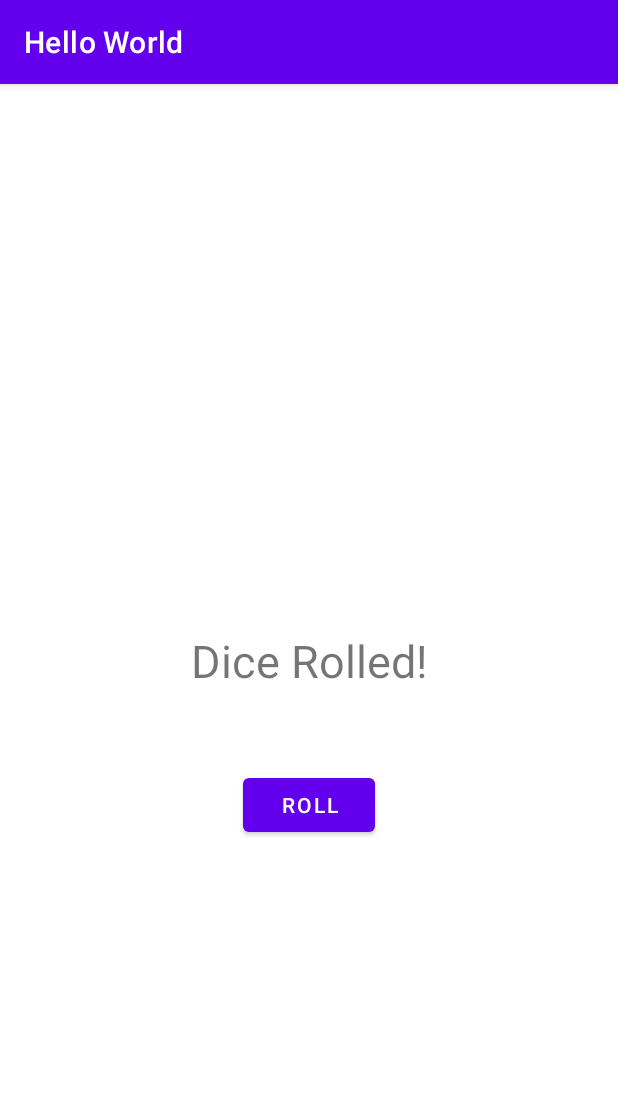
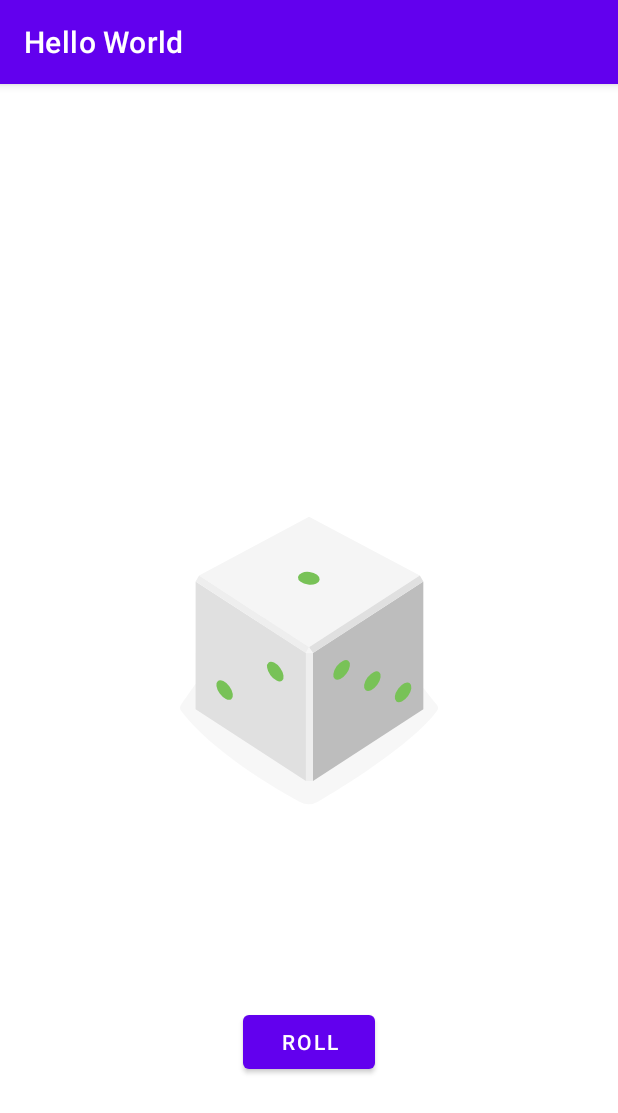
Before and after one commit to Jinesra/Android-Codelabs, an Android app: the screen it shows after launch (MainActivity), on a phone screen of 412 x 824 dp. Shown: the top 1113 px of the screen. Run offline under Robolectric (Android 15) with nearby library versions, the phone set to English and light mode, and no system bars.

Commit message:
Dice Roller with images

```diff
--- a/My_First_App/app/src/main/java/com/example/helloworld/MainActivity.kt
+++ b/My_First_App/app/src/main/java/com/example/helloworld/MainActivity.kt
@@ -3,6 +3,7 @@ package com.example.helloworld
 import androidx.appcompat.app.AppCompatActivity
 import android.os.Bundle
 import android.widget.Button
+import android.widget.ImageView
 import android.widget.TextView
 import android.widget.Toast
 
@@ -16,8 +17,16 @@ class MainActivity : AppCompatActivity() {
     private fun rollDice() {
         val randomInt = ( 1 .. 6 ) .random ()
 
-        val resultText :  TextView  = findViewById ( R .id.result_text)
-        resultText.text = randomInt.toString ()
+        val diceImage: ImageView = findViewById(R.id.dice_image)
+        val drawableResource = when (randomInt) {
+            1 -> R.drawable.dice_1
+            2 -> R.drawable.dice_2
+            3 -> R.drawable.dice_3
+            4 -> R.drawable.dice_4
+            5 -> R.drawable.dice_5
+            else -> R.drawable.dice_6
+        }
+        diceImage.setImageResource(drawableResource)
         /*Toast.makeText(this, "button clicked",
             Toast.LENGTH_SHORT).show()*/
     }
--- /dev/null
+++ b/My_First_App/app/src/main/res/drawable/dice_1.xml
@@ -0,0 +1,66 @@
+<!--
+  ~ Copyright 2018, The Android Open Source Project
+  ~
+  ~ Licensed under the Apache License, Version 2.0 (the "License");
+  ~ you may not use this file except in compliance with the License.
+  ~ You may obtain a copy of the License at
+  ~
+  ~     http://www.apache.org/licenses/LICENSE-2.0
+  ~
+  ~ Unless required by applicable law or agreed to in writing, software
+  ~ distributed under the License is distributed on an "AS IS" BASIS,
+  ~ WITHOUT WARRANTIES OR CONDITIONS OF ANY KIND, either express or implied.
+  ~ See the License for the specific language governing permissions and
+  ~ limitations under the License.
+  -->
+
+<vector xmlns:android="http://schemas.android.com/apk/res/android"
+    android:width="200dp"
+    android:height="250dp"
+    android:viewportWidth="800"
+    android:viewportHeight="1000">
+    <path
+        android:fillAlpha="0.5"
+        android:fillColor="#eee"
+        android:pathData="M740.8,635.42c-68.27,90.47 -249.77,201.76 -316,240.63a50.7,50.7 0,0 1,-49.93 0.81c-64.19,-35 -234.09,-133.88 -315.65,-242a14.69,14.69 0,0 1,-0.12 -17.49c77.58,-106.29 159.67,-258.89 341.06,-258.89 182,0 242.19,139.08 340.27,258.88A14.62,14.62 0,0 1,740.8 635.42Z"
+        android:strokeAlpha="0.5" />
+    <path
+        android:fillColor="#bdbdbd"
+        android:pathData="M704.9,630l-294.29,191.06l0,-340.85l294.29,-191.06l0,340.85z" />
+    <path
+        android:fillColor="#e0e0e0"
+        android:pathData="M97.59,630l294.29,191.06l0,-340.85l-294.29,-191.06l0,340.85z" />
+    <path
+        android:fillColor="#f5f5f5"
+        android:pathData="M400.14,464.73l-293.19,-191.45l293.19,-156.31l295.39,156.31l-295.39,191.45z" />
+    <path
+        android:fillColor="#eee"
+        android:pathData="M106.95,273.28l-9.36,15.87l294.29,191.06l8.26,-15.48l-293.19,-191.45z" />
+    <path
+        android:fillColor="#e0e0e0"
+        android:pathData="M695.53,273.28l9.37,15.87l-294.29,191.06l-10.47,-15.48l295.39,-191.45z" />
+    <path
+        android:fillColor="#eee"
+        android:pathData="M391.88,480.21h18.73v340.85h-18.73z" />
+    <path
+        android:fillColor="#f5f5f5"
+        android:pathData="M400.14,464.73l-8.26,15.48l18.73,0l-10.47,-15.48z" />
+    <path
+        android:fillColor="#78c257"
+        android:pathData="M397.45,297.62a16.9,28.71 97.07,1 0,4.16 -33.54a16.9,28.71 97.07,1 0,-4.16 33.54z" />
+    <path
+        android:fillColor="#78c257"
+        android:pathData="M297.17,539.02a30.12,16.11 53.82,1 0,26.01 -19.02a30.12,16.11 53.82,1 0,-26.01 19.02z" />
+    <path
+        android:fillColor="#78c257"
+        android:pathData="M161.96,588.24a30.12,16.11 53.82,1 0,26.01 -19.02a30.12,16.11 53.82,1 0,-26.01 19.02z" />
+    <path
+        android:fillColor="#78c257"
+        android:pathData="M551.15,579.45a30.12,16.11 126.18,1 0,35.56 -48.62a30.12,16.11 126.18,1 0,-35.56 48.62z" />
+    <path
+        android:fillColor="#78c257"
+        android:pathData="M469.12,549.58a30.12,16.11 126.18,1 0,35.56 -48.62a30.12,16.11 126.18,1 0,-35.56 48.62z" />
+    <path
+        android:fillColor="#78c257"
+        android:pathData="M633.17,609.29a30.12,16.11 126.18,1 0,35.56 -48.62a30.12,16.11 126.18,1 0,-35.56 48.62z" />
+</vector>
--- /dev/null
+++ b/My_First_App/app/src/main/res/drawable/dice_2.xml
@@ -0,0 +1,66 @@
+<!--
+  ~ Copyright 2018, The Android Open Source Project
+  ~
+  ~ Licensed under the Apache License, Version 2.0 (the "License");
+  ~ you may not use this file except in compliance with the License.
+  ~ You may obtain a copy of the License at
+  ~
+  ~     http://www.apache.org/licenses/LICENSE-2.0
+  ~
+  ~ Unless required by applicable law or agreed to in writing, software
+  ~ distributed under the License is distributed on an "AS IS" BASIS,
+  ~ WITHOUT WARRANTIES OR CONDITIONS OF ANY KIND, either express or implied.
+  ~ See the License for the specific language governing permissions and
+  ~ limitations under the License.
+  -->
+
+<vector xmlns:android="http://schemas.android.com/apk/res/android"
+    android:width="200dp"
+    android:height="250dp"
+    android:viewportWidth="800"
+    android:viewportHeight="1000">
+    <path
+        android:fillAlpha="0.5"
+        android:fillColor="#eee"
+        android:pathData="M740.8,635.42c-68.27,90.47 -249.77,201.76 -316,240.63a50.7,50.7 0,0 1,-49.93 0.81c-64.19,-35 -234.09,-133.88 -315.65,-242a14.69,14.69 0,0 1,-0.12 -17.49c77.58,-106.29 159.67,-258.89 341.06,-258.89 182,0 242.19,139.08 340.27,258.88A14.62,14.62 0,0 1,740.8 635.42Z"
+        android:strokeAlpha="0.5" />
+    <path
+        android:fillColor="#bdbdbd"
+        android:pathData="M704.9,630l-294.29,191.06l0,-340.85l294.29,-191.06l0,340.85z" />
+    <path
+        android:fillColor="#e0e0e0"
+        android:pathData="M97.59,630l294.29,191.06l0,-340.85l-294.29,-191.06l0,340.85z" />
+    <path
+        android:fillColor="#f5f5f5"
+        android:pathData="M400.14,464.73l-293.19,-191.45l293.19,-156.31l295.39,156.31l-295.39,191.45z" />
+    <path
+        android:fillColor="#eee"
+        android:pathData="M106.95,273.28l-9.36,15.87l294.29,191.06l8.26,-15.48l-293.19,-191.45z" />
+    <path
+        android:fillColor="#e0e0e0"
+        android:pathData="M695.53,273.28l9.37,15.87l-294.29,191.06l-10.47,-15.48l295.39,-191.45z" />
+    <path
+        android:fillColor="#eee"
+        android:pathData="M391.88,480.21h18.73v340.85h-18.73z" />
+    <path
+        android:fillColor="#f5f5f5"
+        android:pathData="M400.14,464.73l-8.26,15.48l18.73,0l-10.47,-15.48z" />
+    <path
+        android:fillColor="#78c257"
+        android:pathData="M520.85,303.25a16.9,28.71 97.07,1 0,4.16 -33.54a16.9,28.71 97.07,1 0,-4.16 33.54z" />
+    <path
+        android:fillColor="#78c257"
+        android:pathData="M273.33,291.99a16.9,28.71 97.07,1 0,4.16 -33.54a16.9,28.71 97.07,1 0,-4.16 33.54z" />
+    <path
+        android:fillColor="#78c257"
+        android:pathData="M229.56,563.64a30.12,16.11 53.82,1 0,26.01 -19.02a30.12,16.11 53.82,1 0,-26.01 19.02z" />
+    <path
+        android:fillColor="#78c257"
+        android:pathData="M311.58,533.77a30.12,16.11 53.82,1 0,26.01 -19.02a30.12,16.11 53.82,1 0,-26.01 19.02z" />
+    <path
+        android:fillColor="#78c257"
+        android:pathData="M147.54,593.49a30.12,16.11 53.82,1 0,26.01 -19.02a30.12,16.11 53.82,1 0,-26.01 19.02z" />
+    <path
+        android:fillColor="#78c257"
+        android:pathData="M551.15,579.45a30.12,16.11 126.18,1 0,35.56 -48.62a30.12,16.11 126.18,1 0,-35.56 48.62z" />
+</vector>
--- /dev/null
+++ b/My_First_App/app/src/main/res/drawable/dice_3.xml
@@ -0,0 +1,66 @@
+<!--
+  ~ Copyright 2018, The Android Open Source Project
+  ~
+  ~ Licensed under the Apache License, Version 2.0 (the "License");
+  ~ you may not use this file except in compliance with the License.
+  ~ You may obtain a copy of the License at
+  ~
+  ~     http://www.apache.org/licenses/LICENSE-2.0
+  ~
+  ~ Unless required by applicable law or agreed to in writing, software
+  ~ distributed under the License is distributed on an "AS IS" BASIS,
+  ~ WITHOUT WARRANTIES OR CONDITIONS OF ANY KIND, either express or implied.
+  ~ See the License for the specific language governing permissions and
+  ~ limitations under the License.
+  -->
+
+<vector xmlns:android="http://schemas.android.com/apk/res/android"
+    android:width="200dp"
+    android:height="250dp"
+    android:viewportWidth="800"
+    android:viewportHeight="1000">
+    <path
+        android:fillAlpha="0.5"
+        android:fillColor="#eee"
+        android:pathData="M740.8,635.42c-68.27,90.47 -249.77,201.76 -316,240.63a50.7,50.7 0,0 1,-49.93 0.81c-64.19,-35 -234.09,-133.88 -315.65,-242a14.69,14.69 0,0 1,-0.12 -17.49c77.58,-106.29 159.67,-258.89 341.06,-258.89 182,0 242.19,139.08 340.27,258.88A14.62,14.62 0,0 1,740.8 635.42Z"
+        android:strokeAlpha="0.5" />
+    <path
+        android:fillColor="#bdbdbd"
+        android:pathData="M704.9,630l-294.29,191.06l0,-340.85l294.29,-191.06l0,340.85z" />
+    <path
+        android:fillColor="#e0e0e0"
+        android:pathData="M97.59,630l294.29,191.06l0,-340.85l-294.29,-191.06l0,340.85z" />
+    <path
+        android:fillColor="#f5f5f5"
+        android:pathData="M400.14,464.73l-293.19,-191.45l293.19,-156.31l295.39,156.31l-295.39,191.45z" />
+    <path
+        android:fillColor="#eee"
+        android:pathData="M106.95,273.28l-9.36,15.87l294.29,191.06l8.26,-15.48l-293.19,-191.45z" />
+    <path
+        android:fillColor="#e0e0e0"
+        android:pathData="M695.53,273.28l9.37,15.87l-294.29,191.06l-10.47,-15.48l295.39,-191.45z" />
+    <path
+        android:fillColor="#eee"
+        android:pathData="M391.88,480.21h18.73v340.85h-18.73z" />
+    <path
+        android:fillColor="#f5f5f5"
+        android:pathData="M400.14,464.73l-8.26,15.48l18.73,0l-10.47,-15.48z" />
+    <path
+        android:fillColor="#78c257"
+        android:pathData="M398.11,297.62a16.9,28.71 97.07,1 0,4.16 -33.54a16.9,28.71 97.07,1 0,-4.16 33.54z" />
+    <path
+        android:fillColor="#78c257"
+        android:pathData="M548.27,304.46a16.9,28.71 97.07,1 0,4.16 -33.54a16.9,28.71 97.07,1 0,-4.16 33.54z" />
+    <path
+        android:fillColor="#78c257"
+        android:pathData="M247.95,290.79a16.9,28.71 97.07,1 0,4.16 -33.54a16.9,28.71 97.07,1 0,-4.16 33.54z" />
+    <path
+        android:fillColor="#78c257"
+        android:pathData="M229.56,563.64a30.12,16.11 53.82,1 0,26.01 -19.02a30.12,16.11 53.82,1 0,-26.01 19.02z" />
+    <path
+        android:fillColor="#78c257"
+        android:pathData="M483.54,554.83a30.12,16.11 126.18,1 0,35.56 -48.62a30.12,16.11 126.18,1 0,-35.56 48.62z" />
+    <path
+        android:fillColor="#78c257"
+        android:pathData="M618.75,604.04a30.12,16.11 126.18,1 0,35.56 -48.62a30.12,16.11 126.18,1 0,-35.56 48.62z" />
+</vector>
--- /dev/null
+++ b/My_First_App/app/src/main/res/drawable/dice_4.xml
@@ -0,0 +1,69 @@
+<!--
+  ~ Copyright 2018, The Android Open Source Project
+  ~
+  ~ Licensed under the Apache License, Version 2.0 (the "License");
+  ~ you may not use this file except in compliance with the License.
+  ~ You may obtain a copy of the License at
+  ~
+  ~     http://www.apache.org/licenses/LICENSE-2.0
+  ~
+  ~ Unless required by applicable law or agreed to in writing, software
+  ~ distributed under the License is distributed on an "AS IS" BASIS,
+  ~ WITHOUT WARRANTIES OR CONDITIONS OF ANY KIND, either express or implied.
+  ~ See the License for the specific language governing permissions and
+  ~ limitations under the License.
+  -->
+
+<vector xmlns:android="http://schemas.android.com/apk/res/android"
+    android:width="200dp"
+    android:height="250dp"
+    android:viewportWidth="800"
+    android:viewportHeight="1000">
+    <path
+        android:fillAlpha="0.5"
+        android:fillColor="#eee"
+        android:pathData="M740.8,635.42c-68.27,90.47 -249.77,201.76 -316,240.63a50.7,50.7 0,0 1,-49.93 0.81c-64.19,-35 -234.09,-133.88 -315.65,-242a14.69,14.69 0,0 1,-0.12 -17.49c77.58,-106.29 159.67,-258.89 341.06,-258.89 182,0 242.19,139.08 340.27,258.88A14.62,14.62 0,0 1,740.8 635.42Z"
+        android:strokeAlpha="0.5" />
+    <path
+        android:fillColor="#bdbdbd"
+        android:pathData="M704.9,630l-294.29,191.06l0,-340.85l294.29,-191.06l0,340.85z" />
+    <path
+        android:fillColor="#e0e0e0"
+        android:pathData="M97.59,630l294.29,191.06l0,-340.85l-294.29,-191.06l0,340.85z" />
+    <path
+        android:fillColor="#f5f5f5"
+        android:pathData="M400.14,464.73l-293.19,-191.45l293.19,-156.31l295.39,156.31l-295.39,191.45z" />
+    <path
+        android:fillColor="#eee"
+        android:pathData="M106.95,273.28l-9.36,15.87l294.29,191.06l8.26,-15.48l-293.19,-191.45z" />
+    <path
+        android:fillColor="#e0e0e0"
+        android:pathData="M695.53,273.28l9.37,15.87l-294.29,191.06l-10.47,-15.48l295.39,-191.45z" />
+    <path
+        android:fillColor="#eee"
+        android:pathData="M391.88,480.21h18.73v340.85h-18.73z" />
+    <path
+        android:fillColor="#f5f5f5"
+        android:pathData="M400.14,464.73l-8.26,15.48l18.73,0l-10.47,-15.48z" />
+    <path
+        android:fillColor="#78c257"
+        android:pathData="M530.08,303.65a16.9,28.71 97.07,1 0,4.16 -33.54a16.9,28.71 97.07,1 0,-4.16 33.54z" />
+    <path
+        android:fillColor="#78c257"
+        android:pathData="M389.68,218.17a16.9,28.71 97.07,1 0,4.16 -33.54a16.9,28.71 97.07,1 0,-4.16 33.54z" />
+    <path
+        android:fillColor="#78c257"
+        android:pathData="M405.35,377.09a16.9,28.71 97.07,1 0,4.16 -33.54a16.9,28.71 97.07,1 0,-4.16 33.54z" />
+    <path
+        android:fillColor="#78c257"
+        android:pathData="M264.95,291.6a16.9,28.71 97.07,1 0,4.16 -33.54a16.9,28.71 97.07,1 0,-4.16 33.54z" />
+    <path
+        android:fillColor="#78c257"
+        android:pathData="M297.17,541.59a30.12,16.11 53.82,1 0,26.01 -19.02a30.12,16.11 53.82,1 0,-26.01 19.02z" />
+    <path
+        android:fillColor="#78c257"
+        android:pathData="M161.96,590.81a30.12,16.11 53.82,1 0,26.01 -19.02a30.12,16.11 53.82,1 0,-26.01 19.02z" />
+    <path
+        android:fillColor="#78c257"
+        android:pathData="M551.15,579.45a30.12,16.11 126.18,1 0,35.56 -48.62a30.12,16.11 126.18,1 0,-35.56 48.62z" />
+</vector>
--- /dev/null
+++ b/My_First_App/app/src/main/res/drawable/dice_5.xml
@@ -0,0 +1,75 @@
+<!--
+  ~ Copyright 2018, The Android Open Source Project
+  ~
+  ~ Licensed under the Apache License, Version 2.0 (the "License");
+  ~ you may not use this file except in compliance with the License.
+  ~ You may obtain a copy of the License at
+  ~
+  ~     http://www.apache.org/licenses/LICENSE-2.0
+  ~
+  ~ Unless required by applicable law or agreed to in writing, software
+  ~ distributed under the License is distributed on an "AS IS" BASIS,
+  ~ WITHOUT WARRANTIES OR CONDITIONS OF ANY KIND, either express or implied.
+  ~ See the License for the specific language governing permissions and
+  ~ limitations under the License.
+  -->
+
+<vector xmlns:android="http://schemas.android.com/apk/res/android"
+    android:width="200dp"
+    android:height="250dp"
+    android:viewportWidth="800"
+    android:viewportHeight="1000">
+    <path
+        android:fillAlpha="0.5"
+        android:fillColor="#eee"
+        android:pathData="M740.8,635.42c-68.27,90.47 -249.77,201.76 -316,240.63a50.7,50.7 0,0 1,-49.93 0.81c-64.19,-35 -234.09,-133.88 -315.65,-242a14.69,14.69 0,0 1,-0.12 -17.49c77.58,-106.29 159.67,-258.89 341.06,-258.89 182,0 242.19,139.08 340.27,258.88A14.62,14.62 0,0 1,740.8 635.42Z"
+        android:strokeAlpha="0.5" />
+    <path
+        android:fillColor="#bdbdbd"
+        android:pathData="M704.9,630l-294.29,191.06l0,-340.85l294.29,-191.06l0,340.85z" />
+    <path
+        android:fillColor="#e0e0e0"
+        android:pathData="M97.59,630l294.29,191.06l0,-340.85l-294.29,-191.06l0,340.85z" />
+    <path
+        android:fillColor="#f5f5f5"
+        android:pathData="M400.14,464.73l-293.19,-191.45l293.19,-156.31l295.39,156.31l-295.39,191.45z" />
+    <path
+        android:fillColor="#eee"
+        android:pathData="M106.95,273.28l-9.36,15.87l294.29,191.06l8.26,-15.48l-293.19,-191.45z" />
+    <path
+        android:fillColor="#e0e0e0"
+        android:pathData="M695.53,273.28l9.37,15.87l-294.29,191.06l-10.47,-15.48l295.39,-191.45z" />
+    <path
+        android:fillColor="#eee"
+        android:pathData="M391.88,480.21h18.73v340.85h-18.73z" />
+    <path
+        android:fillColor="#f5f5f5"
+        android:pathData="M400.14,464.73l-8.26,15.48l18.73,0l-10.47,-15.48z" />
+    <path
+        android:fillColor="#78c257"
+        android:pathData="M397.05,297.63a16.9,28.71 97.07,1 0,4.16 -33.54a16.9,28.71 97.07,1 0,-4.16 33.54z" />
+    <path
+        android:fillColor="#78c257"
+        android:pathData="M547.21,304.45a16.9,28.71 97.07,1 0,4.16 -33.54a16.9,28.71 97.07,1 0,-4.16 33.54z" />
+    <path
+        android:fillColor="#78c257"
+        android:pathData="M388.17,207.62a16.9,28.71 97.07,1 0,4.16 -33.54a16.9,28.71 97.07,1 0,-4.16 33.54z" />
+    <path
+        android:fillColor="#78c257"
+        android:pathData="M405.93,387.62a16.9,28.71 97.07,1 0,4.16 -33.54a16.9,28.71 97.07,1 0,-4.16 33.54z" />
+    <path
+        android:fillColor="#78c257"
+        android:pathData="M246.89,290.79a16.9,28.71 97.07,1 0,4.16 -33.54a16.9,28.71 97.07,1 0,-4.16 33.54z" />
+    <path
+        android:fillColor="#78c257"
+        android:pathData="M229.56,563.64a30.12,16.11 53.82,1 0,26.01 -19.02a30.12,16.11 53.82,1 0,-26.01 19.02z" />
+    <path
+        android:fillColor="#78c257"
+        android:pathData="M551.15,579.45a30.12,16.11 126.18,1 0,35.56 -48.62a30.12,16.11 126.18,1 0,-35.56 48.62z" />
+    <path
+        android:fillColor="#78c257"
+        android:pathData="M469.12,549.58a30.12,16.11 126.18,1 0,35.56 -48.62a30.12,16.11 126.18,1 0,-35.56 48.62z" />
+    <path
+        android:fillColor="#78c257"
+        android:pathData="M633.17,609.29a30.12,16.11 126.18,1 0,35.56 -48.62a30.12,16.11 126.18,1 0,-35.56 48.62z" />
+</vector>
--- /dev/null
+++ b/My_First_App/app/src/main/res/drawable/dice_6.xml
@@ -0,0 +1,81 @@
+<!--
+  ~ Copyright 2018, The Android Open Source Project
+  ~
+  ~ Licensed under the Apache License, Version 2.0 (the "License");
+  ~ you may not use this file except in compliance with the License.
+  ~ You may obtain a copy of the License at
+  ~
+  ~     http://www.apache.org/licenses/LICENSE-2.0
+  ~
+  ~ Unless required by applicable law or agreed to in writing, software
+  ~ distributed under the License is distributed on an "AS IS" BASIS,
+  ~ WITHOUT WARRANTIES OR CONDITIONS OF ANY KIND, either express or implied.
+  ~ See the License for the specific language governing permissions and
+  ~ limitations under the License.
+  -->
+
+<vector xmlns:android="http://schemas.android.com/apk/res/android"
+    android:width="200dp"
+    android:height="250dp"
+    android:viewportWidth="800"
+    android:viewportHeight="1000">
+    <path
+        android:fillAlpha="0.5"
+        android:fillColor="#eee"
+        android:pathData="M740.8,635.42c-68.27,90.47 -249.77,201.76 -316,240.63a50.7,50.7 0,0 1,-49.93 0.81c-64.19,-35 -234.09,-133.88 -315.65,-242a14.69,14.69 0,0 1,-0.12 -17.49c77.58,-106.29 159.67,-258.89 341.06,-258.89 182,0 242.19,139.08 340.27,258.88A14.62,14.62 0,0 1,740.8 635.42Z"
+        android:strokeAlpha="0.5" />
+    <path
+        android:fillColor="#bdbdbd"
+        android:pathData="M704.9,630l-294.29,191.06l0,-340.85l294.29,-191.06l0,340.85z" />
+    <path
+        android:fillColor="#e0e0e0"
+        android:pathData="M97.59,630l294.29,191.06l0,-340.85l-294.29,-191.06l0,340.85z" />
+    <path
+        android:fillColor="#f5f5f5"
+        android:pathData="M400.14,464.73l-293.19,-191.45l293.19,-156.31l295.39,156.31l-295.39,191.45z" />
+    <path
+        android:fillColor="#eee"
+        android:pathData="M106.95,273.28l-9.36,15.87l294.29,191.06l8.26,-15.48l-293.19,-191.45z" />
+    <path
+        android:fillColor="#e0e0e0"
+        android:pathData="M695.53,273.28l9.37,15.87l-294.29,191.06l-10.47,-15.48l295.39,-191.45z" />
+    <path
+        android:fillColor="#eee"
+        android:pathData="M391.88,480.21h18.73v340.85h-18.73z" />
+    <path
+        android:fillColor="#f5f5f5"
+        android:pathData="M400.14,464.73l-8.26,15.48l18.73,0l-10.47,-15.48z" />
+    <path
+        android:fillColor="#78c257"
+        android:pathData="M326.53,254.89a16.9,28.71 97.07,1 0,4.16 -33.54a16.9,28.71 97.07,1 0,-4.16 33.54z" />
+    <path
+        android:fillColor="#78c257"
+        android:pathData="M537.57,298.78a16.9,28.71 97.07,1 0,4.16 -33.54a16.9,28.71 97.07,1 0,-4.16 33.54z" />
+    <path
+        android:fillColor="#78c257"
+        android:pathData="M397.17,213.3a16.9,28.71 97.07,1 0,4.16 -33.54a16.9,28.71 97.07,1 0,-4.16 33.54z" />
+    <path
+        android:fillColor="#78c257"
+        android:pathData="M396.31,381.95a16.9,28.71 97.07,1 0,4.16 -33.54a16.9,28.71 97.07,1 0,-4.16 33.54z" />
+    <path
+        android:fillColor="#78c257"
+        android:pathData="M255.91,296.47a16.9,28.71 97.07,1 0,4.16 -33.54a16.9,28.71 97.07,1 0,-4.16 33.54z" />
+    <path
+        android:fillColor="#78c257"
+        android:pathData="M466.93,340.37a16.9,28.71 97.07,1 0,4.16 -33.54a16.9,28.71 97.07,1 0,-4.16 33.54z" />
+    <path
+        android:fillColor="#78c257"
+        android:pathData="M230,563.64a30.12,16.11 53.82,1 0,26.01 -19.02a30.12,16.11 53.82,1 0,-26.01 19.02z" />
+    <path
+        android:fillColor="#78c257"
+        android:pathData="M312.02,533.78a30.12,16.11 53.82,1 0,26.01 -19.02a30.12,16.11 53.82,1 0,-26.01 19.02z" />
+    <path
+        android:fillColor="#78c257"
+        android:pathData="M147.96,593.48a30.12,16.11 53.82,1 0,26.01 -19.02a30.12,16.11 53.82,1 0,-26.01 19.02z" />
+    <path
+        android:fillColor="#78c257"
+        android:pathData="M483.54,554.83a30.12,16.11 126.18,1 0,35.56 -48.62a30.12,16.11 126.18,1 0,-35.56 48.62z" />
+    <path
+        android:fillColor="#78c257"
+        android:pathData="M618.75,604.04a30.12,16.11 126.18,1 0,35.56 -48.62a30.12,16.11 126.18,1 0,-35.56 48.62z" />
+</vector>
--- /dev/null
+++ b/My_First_App/app/src/main/res/drawable/empty_dice.xml
@@ -0,0 +1,27 @@
+<!--
+  ~ Copyright 2018, The Android Open Source Project
+  ~
+  ~ Licensed under the Apache License, Version 2.0 (the "License");
+  ~ you may not use this file except in compliance with the License.
+  ~ You may obtain a copy of the License at
+  ~
+  ~     http://www.apache.org/licenses/LICENSE-2.0
+  ~
+  ~ Unless required by applicable law or agreed to in writing, software
+  ~ distributed under the License is distributed on an "AS IS" BASIS,
+  ~ WITHOUT WARRANTIES OR CONDITIONS OF ANY KIND, either express or implied.
+  ~ See the License for the specific language governing permissions and
+  ~ limitations under the License.
+  -->
+
+<vector xmlns:android="http://schemas.android.com/apk/res/android"
+    android:width="200dp"
+    android:height="250dp"
+    android:viewportWidth="800"
+    android:viewportHeight="1000">
+
+    <path
+        android:fillColor="#00000000"
+        android:pathData="M0,0l0,0z" />
+
+</vector>
--- a/My_First_App/app/src/main/res/layout/activity_main.xml
+++ b/My_First_App/app/src/main/res/layout/activity_main.xml
@@ -6,16 +6,15 @@
     android:layout_height="match_parent"
     tools:context=".MainActivity">
 
-    <TextView
-        android:id="@+id/result_text"
+    <ImageView
+        android:id="@+id/dice_image"
         android:layout_width="wrap_content"
         android:layout_height="wrap_content"
         android:layout_gravity="center_horizontal"
-        android:textSize="30sp"
-        android:text="Dice Rolled!"
+        android:src="@drawable/dice_1"
         app:layout_constraintBottom_toBottomOf="parent"
-        app:layout_constraintLeft_toLeftOf="parent"
-        app:layout_constraintRight_toRightOf="parent"
+        app:layout_constraintEnd_toEndOf="parent"
+        app:layout_constraintStart_toStartOf="parent"
         app:layout_constraintTop_toTopOf="parent" />
 
     <Button
@@ -23,11 +22,10 @@
         android:layout_width="wrap_content"
         android:layout_height="wrap_content"
         android:layout_gravity="center_horizontal"
-        android:layout_marginTop="52dp"
         android:text="@string/roll_label"
-        app:layout_constraintEnd_toEndOf="@+id/result_text"
-        app:layout_constraintHorizontal_bias="0.495"
-        app:layout_constraintStart_toStartOf="@+id/result_text"
-        app:layout_constraintTop_toBottomOf="@+id/result_text" />
+        app:layout_constraintBottom_toBottomOf="parent"
+        app:layout_constraintEnd_toEndOf="@+id/dice_image"
+        app:layout_constraintStart_toStartOf="@+id/dice_image"
+        app:layout_constraintTop_toBottomOf="@+id/dice_image" />
 
 </androidx.constraintlayout.widget.ConstraintLayout>
```
